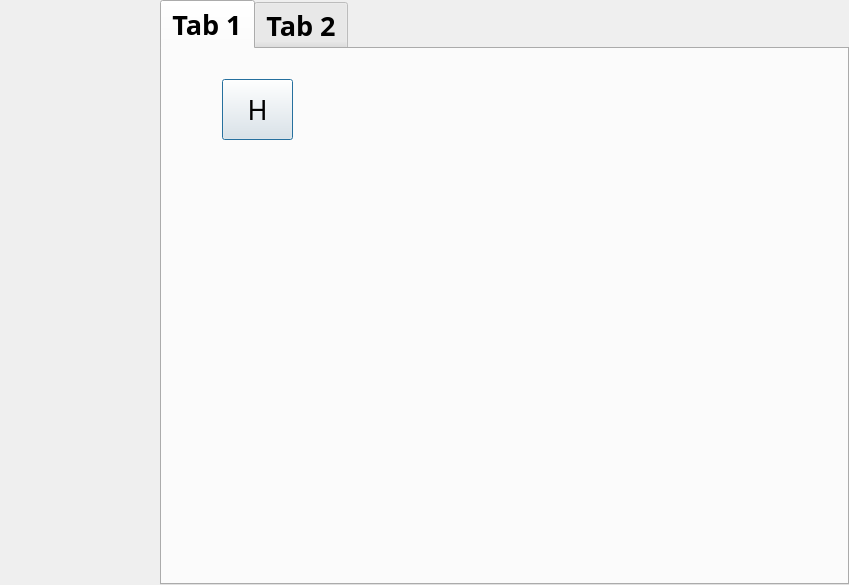
This is STAGE4/Example-menu/dialog.ui in demirciAhmet/periodiCpp as Qt 5 draws it before an edit. The edited form follows.
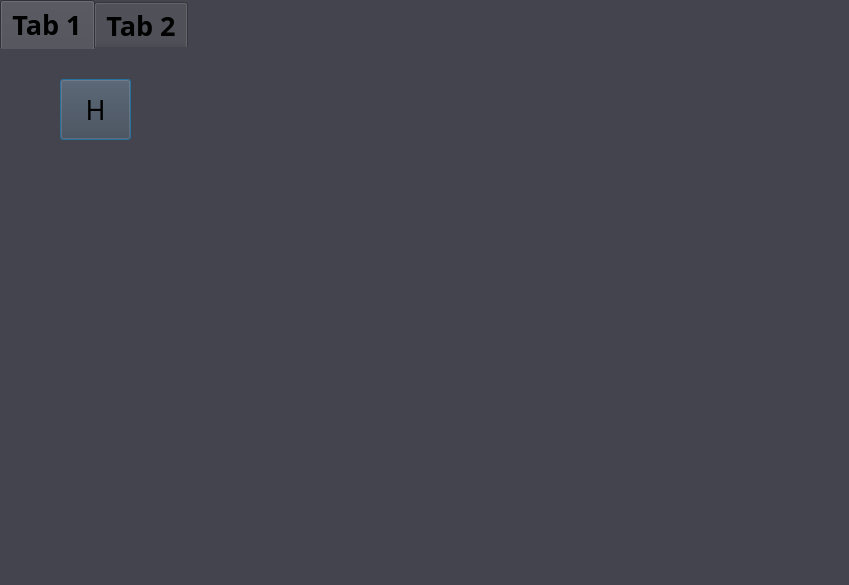
This is the edited form.

Commit message: menu ornegi guncellendi

The edit to the form file:
```diff
--- a/STAGE4/Example-menu/dialog.ui
+++ b/STAGE4/Example-menu/dialog.ui
@@ -30,12 +30,17 @@
   <property name="autoFillBackground">
    <bool>false</bool>
   </property>
+  <property name="styleSheet">
+   <string notr="true">background-color: rgb(67, 68, 77);
+border-color: rgb(67, 68, 77);
+alternate-background-color: rgb(67, 68, 77);</string>
+  </property>
   <layout class="QHBoxLayout" name="horizontalLayout">
    <property name="spacing">
     <number>0</number>
    </property>
    <property name="leftMargin">
-    <number>160</number>
+    <number>0</number>
    </property>
    <property name="topMargin">
     <number>0</number>
@@ -57,10 +62,22 @@
        <hintingpreference>PreferDefaultHinting</hintingpreference>
       </font>
      </property>
+     <property name="focusPolicy">
+      <enum>Qt::TabFocus</enum>
+     </property>
+     <property name="styleSheet">
+      <string notr="true"/>
+     </property>
      <property name="currentIndex">
       <number>0</number>
      </property>
+     <property name="tabBarAutoHide">
+      <bool>false</bool>
+     </property>
      <widget class="QWidget" name="tab_3">
+      <property name="styleSheet">
+       <string notr="true"/>
+      </property>
       <attribute name="title">
        <string>Tab 1</string>
       </attribute>
```
The commit also changes 2 other files.
